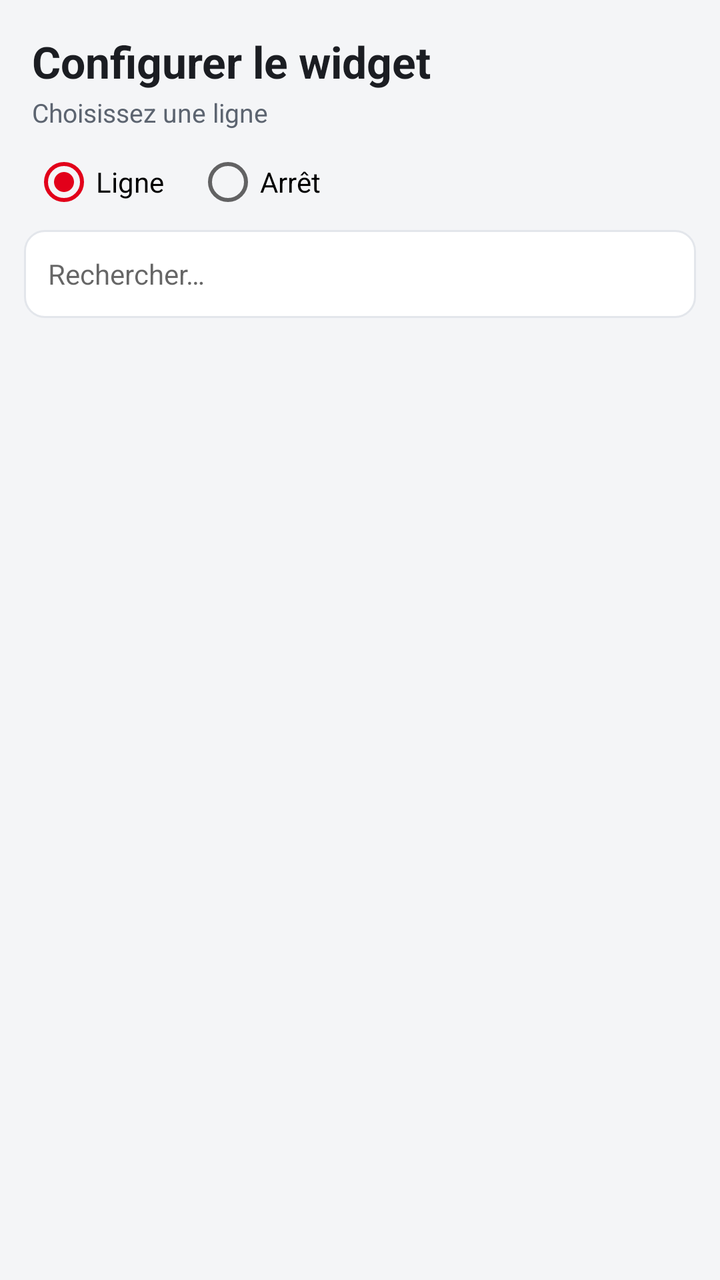
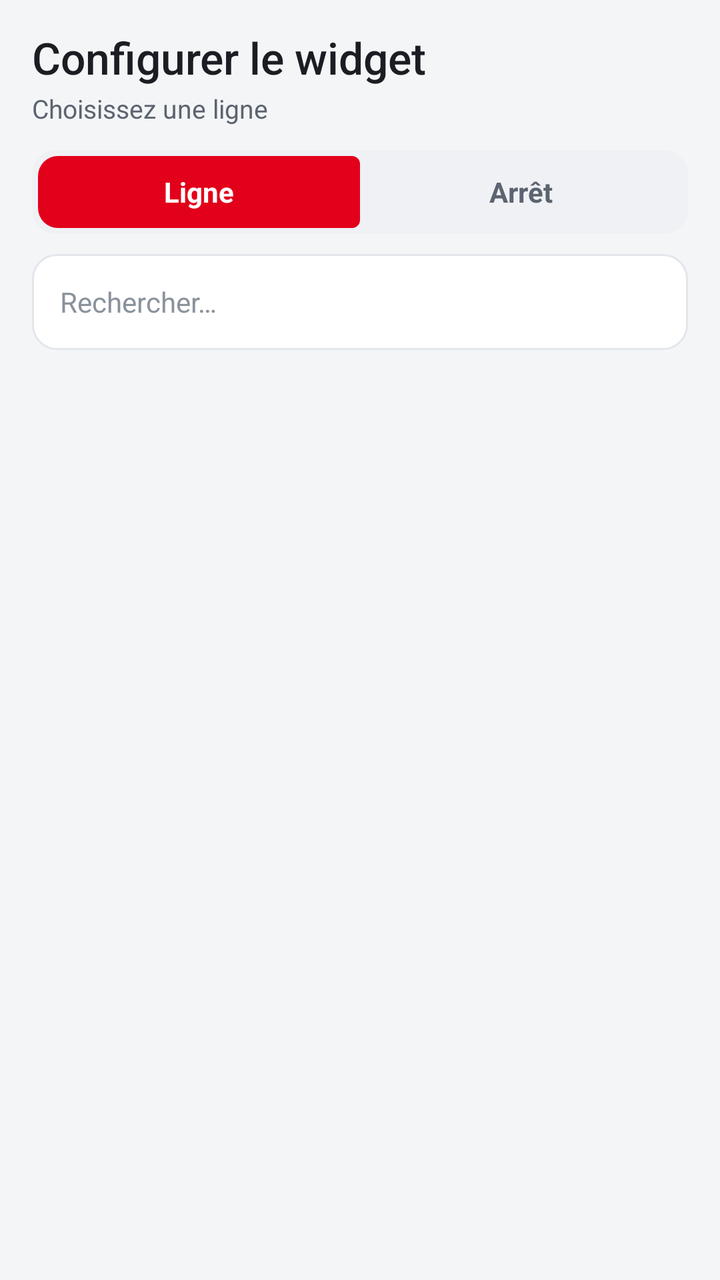

Screens rendered from an Android XML layout before and after an edit, with the pre-edit source and the edit as a unified diff.
<!-- AndroidManifest.xml: application theme AppTheme -->
<!-- res/layout/activity_config.xml -->
<?xml version="1.0" encoding="utf-8"?>
<LinearLayout xmlns:android="http://schemas.android.com/apk/res/android"
    android:layout_width="match_parent"
    android:layout_height="match_parent"
    android:orientation="vertical"
    android:background="@color/screen_bg">

    <TextView
        android:id="@+id/config_title"
        android:layout_width="match_parent"
        android:layout_height="wrap_content"
        android:textColor="@color/txt_main"
        android:textSize="22sp"
        android:textStyle="bold"
        android:paddingLeft="16dp"
        android:paddingRight="16dp"
        android:paddingTop="16dp"
        android:paddingBottom="2dp"
        android:text="@string/config_title"/>

    <TextView
        android:id="@+id/config_subtitle"
        android:layout_width="match_parent"
        android:layout_height="wrap_content"
        android:textColor="@color/txt_sub"
        android:textSize="13sp"
        android:paddingLeft="16dp"
        android:paddingRight="16dp"
        android:paddingBottom="10dp"
        android:text="@string/step_lines"/>

    <RadioGroup
        android:id="@+id/mode_group"
        android:layout_width="match_parent"
        android:layout_height="wrap_content"
        android:orientation="horizontal"
        android:paddingLeft="16dp"
        android:paddingRight="16dp"
        android:paddingBottom="8dp">

        <RadioButton
            android:id="@+id/mode_line_btn"
            android:layout_width="wrap_content"
            android:layout_height="wrap_content"
            android:layout_marginRight="16dp"
            android:textSize="14sp"
            android:checked="true"
            android:text="@string/mode_line"/>

        <RadioButton
            android:id="@+id/mode_stop_btn"
            android:layout_width="wrap_content"
            android:layout_height="wrap_content"
            android:textSize="14sp"
            android:text="@string/mode_stop"/>
    </RadioGroup>

    <EditText
        android:id="@+id/search"
        android:layout_width="match_parent"
        android:layout_height="44dp"
        android:layout_marginLeft="12dp"
        android:layout_marginRight="12dp"
        android:layout_marginBottom="8dp"
        android:paddingLeft="12dp"
        android:paddingRight="12dp"
        android:background="@drawable/edittext_bg"
        android:textColor="@color/txt_main"
        android:textSize="14sp"
        android:inputType="text"
        android:maxLines="1"
        android:hint="@string/search_hint"/>

    <Button
        android:id="@+id/back_btn"
        android:layout_width="wrap_content"
        android:layout_height="40dp"
        android:layout_marginLeft="12dp"
        android:layout_marginBottom="4dp"
        android:paddingLeft="16dp"
        android:paddingRight="16dp"
        android:visibility="gone"
        android:background="@drawable/btn_secondary"
        android:textColor="@color/txt_main"
        android:textSize="13sp"
        android:textAllCaps="false"
        android:text="@string/back"/>

    <ListView
        android:id="@+id/list"
        android:layout_width="match_parent"
        android:layout_height="0dp"
        android:layout_weight="1"
        android:divider="@android:color/transparent"
        android:dividerHeight="8dp"
        android:paddingLeft="12dp"
        android:paddingRight="12dp"
        android:paddingTop="4dp"
        android:paddingBottom="12dp"
        android:clipToPadding="false"
        android:scrollbars="none"/>
</LinearLayout>
<!-- resources referenced by this layout -->
<resources>
  <!-- drawable btn_secondary (drawable) -->
  <?xml version="1.0" encoding="utf-8"?>
  <shape xmlns:android="http://schemas.android.com/apk/res/android" android:shape="rectangle">
      <solid android:color="@color/card_bg"/>
      <stroke android:width="1dp" android:color="@color/btn_stroke"/>
      <corners android:radius="10dp"/>
  </shape>
  <!-- drawable edittext_bg (drawable) -->
  <?xml version="1.0" encoding="utf-8"?>
  <shape xmlns:android="http://schemas.android.com/apk/res/android" android:shape="rectangle">
      <solid android:color="@color/card_bg"/>
      <stroke android:width="1dp" android:color="@color/btn_stroke"/>
      <corners android:radius="10dp"/>
  </shape>
  <style name="AppTheme" parent="android:Theme.Material.Light.NoActionBar">
          <item name="android:colorPrimary">#E2001A</item>
          <item name="android:colorAccent">#E2001A</item>
          <item name="android:statusBarColor">#E2001A</item>
          <item name="android:windowBackground">@color/screen_bg</item>
      </style>
  <!-- unchanged entries left out for length: 11 -->
</resources>

<!-- the commit's change to res/layout/activity_config.xml (unified diff, before → after) -->
@@ -5,86 +5,116 @@
     android:orientation="vertical"
     android:background="@color/screen_bg">
 
-    <TextView
-        android:id="@+id/config_title"
+    
+    <LinearLayout
         android:layout_width="match_parent"
         android:layout_height="wrap_content"
-        android:textColor="@color/txt_main"
-        android:textSize="22sp"
-        android:textStyle="bold"
-        android:paddingLeft="16dp"
+        android:orientation="horizontal"
+        android:gravity="center_vertical"
+        android:paddingLeft="10dp"
         android:paddingRight="16dp"
-        android:paddingTop="16dp"
-        android:paddingBottom="2dp"
-        android:text="@string/config_title"/>
+        android:paddingTop="14dp"
+        android:paddingBottom="6dp">
 
-    <TextView
-        android:id="@+id/config_subtitle"
-        android:layout_width="match_parent"
-        android:layout_height="wrap_content"
-        android:textColor="@color/txt_sub"
-        android:textSize="13sp"
-        android:paddingLeft="16dp"
-        android:paddingRight="16dp"
-        android:paddingBottom="10dp"
-        android:text="@string/step_lines"/>
+        <ImageView
+            android:id="@+id/back_btn"
+            android:layout_width="42dp"
+            android:layout_height="42dp"
+            android:scaleType="centerInside"
+            android:padding="9dp"
+            android:visibility="gone"
+            android:background="@drawable/btn_icon"
+            android:contentDescription="@string/back"
+            android:src="@drawable/ic_back"/>
 
+        <LinearLayout
+            android:layout_width="0dp"
+            android:layout_height="wrap_content"
+            android:layout_weight="1"
+            android:orientation="vertical"
+            android:layout_marginLeft="6dp">
+
+            <TextView
+                android:id="@+id/config_title"
+                android:layout_width="match_parent"
+                android:layout_height="wrap_content"
+                android:textColor="@color/txt_main"
+                android:textSize="22sp"
+                android:fontFamily="sans-serif-medium"
+                android:maxLines="1"
+                android:ellipsize="end"
+                android:text="@string/config_title"/>
+
+            <TextView
+                android:id="@+id/config_subtitle"
+                android:layout_width="match_parent"
+                android:layout_height="wrap_content"
+                android:textColor="@color/txt_sub"
+                android:textSize="13sp"
+                android:paddingTop="2dp"
+                android:maxLines="2"
+                android:ellipsize="end"
+                android:text="@string/step_lines"/>
+        </LinearLayout>
+    </LinearLayout>
+
+    
     <RadioGroup
         android:id="@+id/mode_group"
         android:layout_width="match_parent"
         android:layout_height="wrap_content"
         android:orientation="horizontal"
-        android:paddingLeft="16dp"
-        android:paddingRight="16dp"
-        android:paddingBottom="8dp">
+        android:background="@drawable/seg_container"
+        android:layout_marginLeft="16dp"
+        android:layout_marginRight="16dp"
+        android:layout_marginTop="6dp"
+        android:layout_marginBottom="10dp"
+        android:padding="3dp">
 
         <RadioButton
             android:id="@+id/mode_line_btn"
-            android:layout_width="wrap_content"
-            android:layout_height="wrap_content"
-            android:layout_marginRight="16dp"
+            android:layout_width="0dp"
+            android:layout_height="36dp"
+            android:layout_weight="1"
+            android:button="@null"
+            android:gravity="center"
+            android:background="@drawable/seg_btn_left"
+            android:textColor="@drawable/seg_text_color"
             android:textSize="14sp"
+            android:textStyle="bold"
             android:checked="true"
             android:text="@string/mode_line"/>
 
         <RadioButton
             android:id="@+id/mode_stop_btn"
-            android:layout_width="wrap_content"
-            android:layout_height="wrap_content"
+            android:layout_width="0dp"
+            android:layout_height="36dp"
+            android:layout_weight="1"
+            android:button="@null"
+            android:gravity="center"
+            android:background="@drawable/seg_btn_right"
+            android:textColor="@drawable/seg_text_color"
             android:textSize="14sp"
+            android:textStyle="bold"
             android:text="@string/mode_stop"/>
     </RadioGroup>
 
     <EditText
         android:id="@+id/search"
         android:layout_width="match_parent"
-        android:layout_height="44dp"
-        android:layout_marginLeft="12dp"
-        android:layout_marginRight="12dp"
-        android:layout_marginBottom="8dp"
-        android:paddingLeft="12dp"
-        android:paddingRight="12dp"
+        android:layout_height="48dp"
+        android:layout_marginLeft="16dp"
+        android:layout_marginRight="16dp"
+        android:layout_marginBottom="10dp"
+        android:paddingLeft="14dp"
+        android:paddingRight="14dp"
         android:background="@drawable/edittext_bg"
         android:textColor="@color/txt_main"
+        android:textColorHint="@color/txt_clock"
         android:textSize="14sp"
         android:inputType="text"
         android:maxLines="1"
         android:hint="@string/search_hint"/>
-
-    <Button
-        android:id="@+id/back_btn"
-        android:layout_width="wrap_content"
-        android:layout_height="40dp"
-        android:layout_marginLeft="12dp"
-        android:layout_marginBottom="4dp"
-        android:paddingLeft="16dp"
-        android:paddingRight="16dp"
-        android:visibility="gone"
-        android:background="@drawable/btn_secondary"
-        android:textColor="@color/txt_main"
-        android:textSize="13sp"
-        android:textAllCaps="false"
-        android:text="@string/back"/>
 
     <ListView
         android:id="@+id/list"
@@ -93,10 +123,10 @@
         android:layout_weight="1"
         android:divider="@android:color/transparent"
         android:dividerHeight="8dp"
-        android:paddingLeft="12dp"
-        android:paddingRight="12dp"
-        android:paddingTop="4dp"
-        android:paddingBottom="12dp"
+        android:paddingLeft="16dp"
+        android:paddingRight="16dp"
+        android:paddingTop="2dp"
+        android:paddingBottom="14dp"
         android:clipToPadding="false"
         android:scrollbars="none"/>
 </LinearLayout>
<!-- resource entries referenced after the edit -->
@@ -1,25 +1,104 @@
 <!-- resources referenced by this layout -->
 <resources>
-  <!-- drawable btn_secondary (drawable) -->
+  <color name="txt_clock">#8A929C</color>
+  <!-- drawable btn_icon (drawable) -->
+  <?xml version="1.0" encoding="utf-8"?>
+  <ripple xmlns:android="http://schemas.android.com/apk/res/android"
+      android:color="#1FE2001A">
+      <item>
+          <shape android:shape="oval">
+              <solid android:color="@color/card_bg"/>
+              <stroke android:width="1dp" android:color="@color/btn_stroke"/>
+          </shape>
+      </item>
+  </ripple>
+  <!-- drawable edittext_bg (drawable) -->
+  <?xml version="1.0" encoding="utf-8"?>
+  <selector xmlns:android="http://schemas.android.com/apk/res/android">
+      <item android:state_focused="true">
+          <shape android:shape="rectangle">
+              <solid android:color="@color/card_bg"/>
+              <stroke android:width="2dp" android:color="@color/badge_bg"/>
+              <corners android:radius="12dp"/>
+          </shape>
+      </item>
+      <item>
+          <shape android:shape="rectangle">
+              <solid android:color="@color/card_bg"/>
+              <stroke android:width="1dp" android:color="@color/btn_stroke"/>
+              <corners android:radius="12dp"/>
+          </shape>
+      </item>
+  </selector>
+  <!-- drawable ic_back (drawable) -->
+  <?xml version="1.0" encoding="utf-8"?>
+  <vector xmlns:android="http://schemas.android.com/apk/res/android"
+      android:width="24dp"
+      android:height="24dp"
+      android:viewportWidth="24"
+      android:viewportHeight="24">
+      <path
+          android:fillColor="#808A96"
+          android:pathData="M20,11H7.83l5.59,-5.59L12,4l-8,8 8,8 1.41,-1.41L7.83,13H20v-2z"/>
+  </vector>
+  <!-- drawable seg_btn_left (drawable) -->
+  <?xml version="1.0" encoding="utf-8"?>
+  <selector xmlns:android="http://schemas.android.com/apk/res/android">
+      <item android:state_checked="true">
+          <shape android:shape="rectangle">
+              <solid android:color="@color/badge_bg"/>
+              <corners android:topLeftRadius="10dp" android:bottomLeftRadius="10dp"
+                  android:topRightRadius="4dp" android:bottomRightRadius="4dp"/>
+          </shape>
+      </item>
+      <item>
+          <shape android:shape="rectangle">
+              <solid android:color="#00000000"/>
+              <corners android:topLeftRadius="10dp" android:bottomLeftRadius="10dp"
+                  android:topRightRadius="4dp" android:bottomRightRadius="4dp"/>
+          </shape>
+      </item>
+  </selector>
+  <!-- drawable seg_btn_right (drawable) -->
+  <?xml version="1.0" encoding="utf-8"?>
+  <selector xmlns:android="http://schemas.android.com/apk/res/android">
+      <item android:state_checked="true">
+          <shape android:shape="rectangle">
+              <solid android:color="@color/badge_bg"/>
+              <corners android:topRightRadius="10dp" android:bottomRightRadius="10dp"
+                  android:topLeftRadius="4dp" android:bottomLeftRadius="4dp"/>
+          </shape>
+      </item>
+      <item>
+          <shape android:shape="rectangle">
+              <solid android:color="#00000000"/>
+              <corners android:topRightRadius="10dp" android:bottomRightRadius="10dp"
+                  android:topLeftRadius="4dp" android:bottomLeftRadius="4dp"/>
+          </shape>
+      </item>
+  </selector>
+  <!-- drawable seg_container (drawable) -->
   <?xml version="1.0" encoding="utf-8"?>
   <shape xmlns:android="http://schemas.android.com/apk/res/android" android:shape="rectangle">
-      <solid android:color="@color/card_bg"/>
-      <stroke android:width="1dp" android:color="@color/btn_stroke"/>
-      <corners android:radius="10dp"/>
+      <solid android:color="@color/chip_bg"/>
+      <corners android:radius="12dp"/>
   </shape>
-  <!-- drawable edittext_bg (drawable) -->
+  <!-- drawable seg_text_color (drawable) -->
   <?xml version="1.0" encoding="utf-8"?>
-  <shape xmlns:android="http://schemas.android.com/apk/res/android" android:shape="rectangle">
-      <solid android:color="@color/card_bg"/>
-      <stroke android:width="1dp" android:color="@color/btn_stroke"/>
-      <corners android:radius="10dp"/>
-  </shape>
+  <selector xmlns:android="http://schemas.android.com/apk/res/android">
+      <item android:state_checked="true" android:color="@color/badge_text"/>
+      <item android:color="@color/txt_sub"/>
+  </selector>
   <style name="AppTheme" parent="android:Theme.Material.Light.NoActionBar">
           <item name="android:colorPrimary">#E2001A</item>
+          <item name="android:colorPrimaryDark">#E2001A</item>
           <item name="android:colorAccent">#E2001A</item>
           <item name="android:statusBarColor">#E2001A</item>
           <item name="android:windowBackground">@color/screen_bg</item>
       </style>
+  <color name="badge_bg">#E2001A</color>
+  <color name="chip_bg">#F0F1F5</color>
+  <color name="badge_text">#FFFFFF</color>
   <!-- unchanged entries left out for length: 11 -->
 </resources>
 
